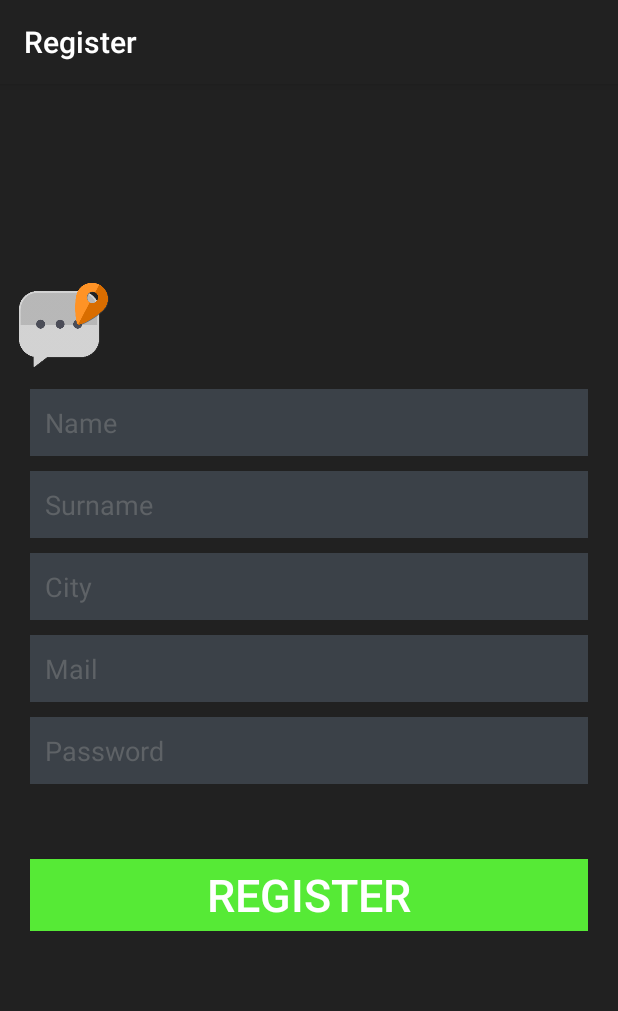
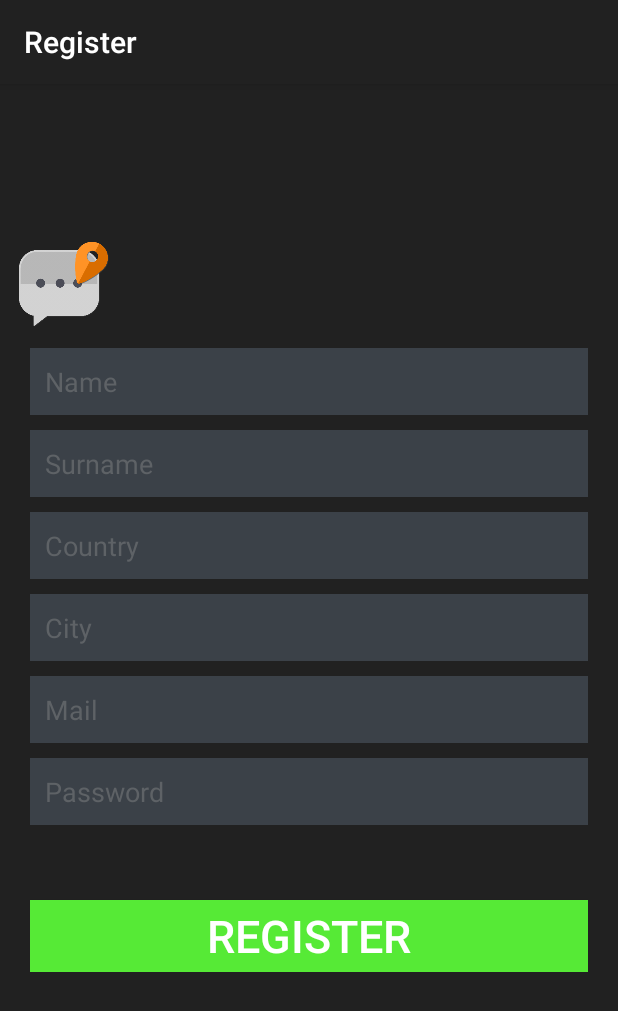
Before and after one commit to jeff039/Trip2getherProva, an Android app: the RegisterForm screen opened directly, with no data from a screen before it, after a tap on "REGISTER", on a phone screen of 412 x 824 dp. Shown: the top 1011 px of the screen. Run offline under Robolectric (Android 15) with nearby library versions, the phone set to English and light mode, and no system bars; libraries missing offline, so code that uses them is left out: com.parse; 1 statement that could not run was skipped.

Commit message:
Millorat registre

```diff
--- a/app/src/main/java/group/lis/uab/trip2gether/controller/RegisterForm.java
+++ b/app/src/main/java/group/lis/uab/trip2gether/controller/RegisterForm.java
@@ -3,17 +3,23 @@ package group.lis.uab.trip2gether.controller;
 import android.content.Intent;
 import android.os.Bundle;
 import android.support.v7.app.ActionBarActivity;
+import android.util.Log;
 import android.view.Menu;
 import android.view.MenuItem;
 import android.view.View;
 import android.widget.Button;
 import android.widget.EditText;
+import android.widget.Toast;
 
 import com.parse.ParseCloud;
 import com.parse.ParseException;
 
+import java.io.UnsupportedEncodingException;
+import java.security.MessageDigest;
+import java.security.NoSuchAlgorithmException;
 import java.util.ArrayList;
 import java.util.Date;
+import java.util.Formatter;
 import java.util.HashMap;
 
 import group.lis.uab.trip2gether.R;
@@ -40,14 +46,16 @@ public class RegisterForm extends ActionBarActivity {
             try {
                 boolean register = RegisterForm.this.register(RegisterForm.this.getName(),
                         RegisterForm.this.getSurname(),RegisterForm.this.getCity(),
-                        RegisterForm.this.getMail(),RegisterForm.this.getPassword());
+                        RegisterForm.this.getMail(),RegisterForm.this.getPassword(),
+                        RegisterForm.this.getCountry());
 
             if(register) {
+                Toast.makeText(getApplicationContext(), "Registration completed", Toast.LENGTH_SHORT).show();
                 Intent mainLaunchLogin = new Intent(RegisterForm.this, MainLaunchLogin.class);
                 startActivity(mainLaunchLogin);
             }
             else {
-                //TODO
+                Toast.makeText(getApplicationContext(), "Error registering the user", Toast.LENGTH_SHORT).show();
             }
         } catch (ParseException e) {
             e.printStackTrace();
@@ -56,22 +64,24 @@ public class RegisterForm extends ActionBarActivity {
     };
 
     ////////////////REGISTER////////////////////////////////////////
-    public boolean register(String name, String surname, String city, String mail, String password) throws ParseException {
+    public boolean register(String name, String surname, String city, String mail, String password,
+                            String country) throws ParseException {
         boolean success = false;
+        password = RegisterForm.encryptPassword(password);
         HashMap<String, Object> params = new HashMap<String, Object>();
         params.put("name", name);
         params.put("surname", surname);
         params.put("city", city);
         params.put("mail", mail);
         params.put("password", password);
+        params.put("country", country);
 
-        ArrayList registerResponse = ParseCloud.callFunction("register", params); //crida al BE
-        if(registerResponse.size() == 1) //tenim un usuari
+        String registerResponse = ParseCloud.callFunction("register", params); //crida al BE
+        if(registerResponse.isEmpty() == false) //S'ha creat l'usuari
             success = true;
-        System.out.println(success);
+        Log.i("Registration objectId:", registerResponse);
         return success;
     }
-
 
     public String getName() {
         EditText name = (EditText) findViewById(R.id.name);
@@ -108,6 +118,45 @@ public class RegisterForm extends ActionBarActivity {
         return passwordText;
     }
 
+    public String getCountry() {
+        EditText country = (EditText)findViewById(R.id.country);
+        String countryText = country.getText().toString();
+        return countryText;
+    }
+
+    private static String encryptPassword(String password)
+    {
+        String sha1 = "";
+        try
+        {
+            MessageDigest crypt = MessageDigest.getInstance("SHA-1");
+            crypt.reset();
+            crypt.update(password.getBytes("UTF-8"));
+            sha1 = byteToHex(crypt.digest());
+        }
+        catch(NoSuchAlgorithmException e)
+        {
+            e.printStackTrace();
+        }
+        catch(UnsupportedEncodingException e)
+        {
+            e.printStackTrace();
+        }
+        return sha1;
+    }
+
+    private static String byteToHex(final byte[] hash)
+    {
+        Formatter formatter = new Formatter();
+        for (byte b : hash)
+        {
+            formatter.format("%02x", b);
+        }
+        String result = formatter.toString();
+        formatter.close();
+        return result;
+    }
+
     ////////////////////////BARRA SUPERIOR////////////////////////////////////
     @Override
     public boolean onCreateOptionsMenu(Menu menu) {
--- a/app/src/main/res/layout/activity_register_form.xml
+++ b/app/src/main/res/layout/activity_register_form.xml
@@ -53,6 +53,20 @@
             android:textColor="#888888"
             android:textColorHint="#5e6266" />
 
+        <!--COUNTRY LABEL-->
+        <EditText
+            android:id="@+id/country"
+            android:layout_width="fill_parent"
+            android:layout_height="wrap_content"
+            android:layout_marginBottom="10dp"
+            android:background="#3b4148"
+            android:hint="@string/pais"
+            android:padding="10dp"
+            android:singleLine="true"
+            android:inputType="textCapWords"
+            android:textColor="#888888"
+            android:textColorHint="#5e6266" />
+
         <!--CITY LABEL-->
         <EditText
             android:id="@+id/city"
@@ -83,7 +97,6 @@
             android:hint="@string/mail"
             android:padding="10dp"
             android:singleLine="true"
-            android:inputType="textCapWords"
             android:textColor="#888888"
             android:textColorHint="#5e6266" />
 
@@ -98,10 +111,10 @@
             android:hint="@string/passwHint"
             android:padding="10dp"
             android:singleLine="true"
-            android:inputType="textCapWords"
+            android:inputType="textPassword"
             android:textColor="#888888"
             android:textColorHint="#5e6266" />
-        <!--android:inputType="textPassword"-->
+        <!--android:inputType="textCapWords"-->
 
 
 
--- a/app/src/main/res/values/strings.xml
+++ b/app/src/main/res/values/strings.xml
@@ -16,6 +16,7 @@
     <string name="loginErr">User not found</string>
     <string name="nombre">Name</string>
     <string name="apellidos">Surname</string>
+    <string name="pais">Country</string>
     <string name="ciudad">City</string>
     <string name="fecha_nacimiento">Date of birth</string>
     <string name="mail">Mail</string>
```
